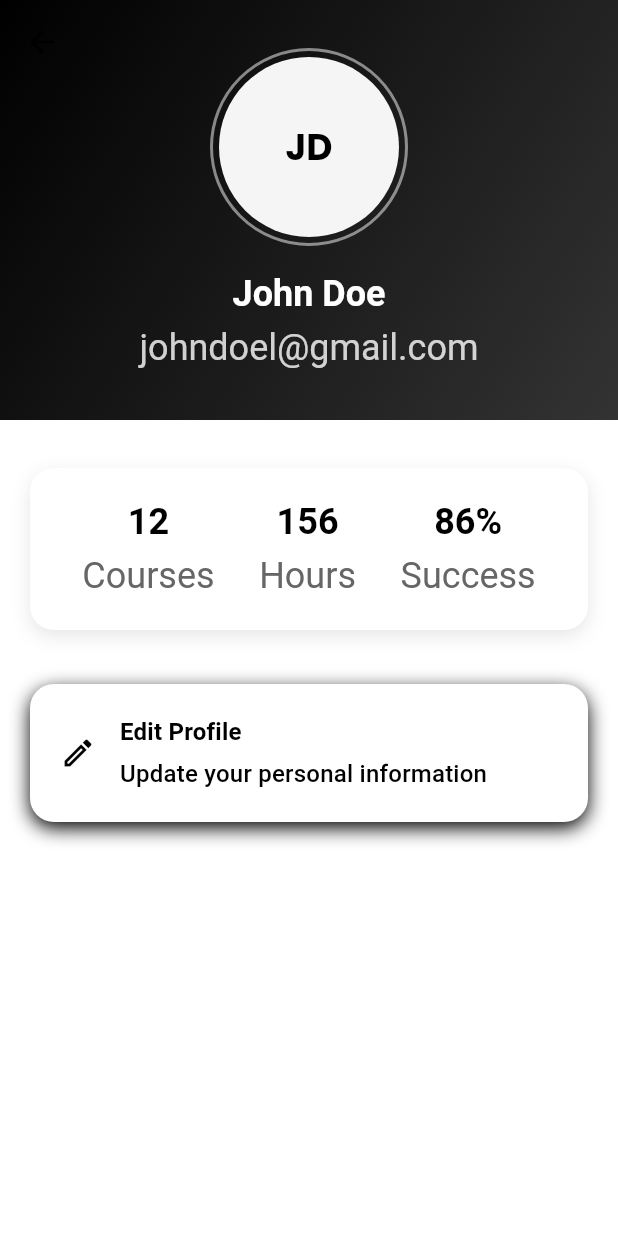
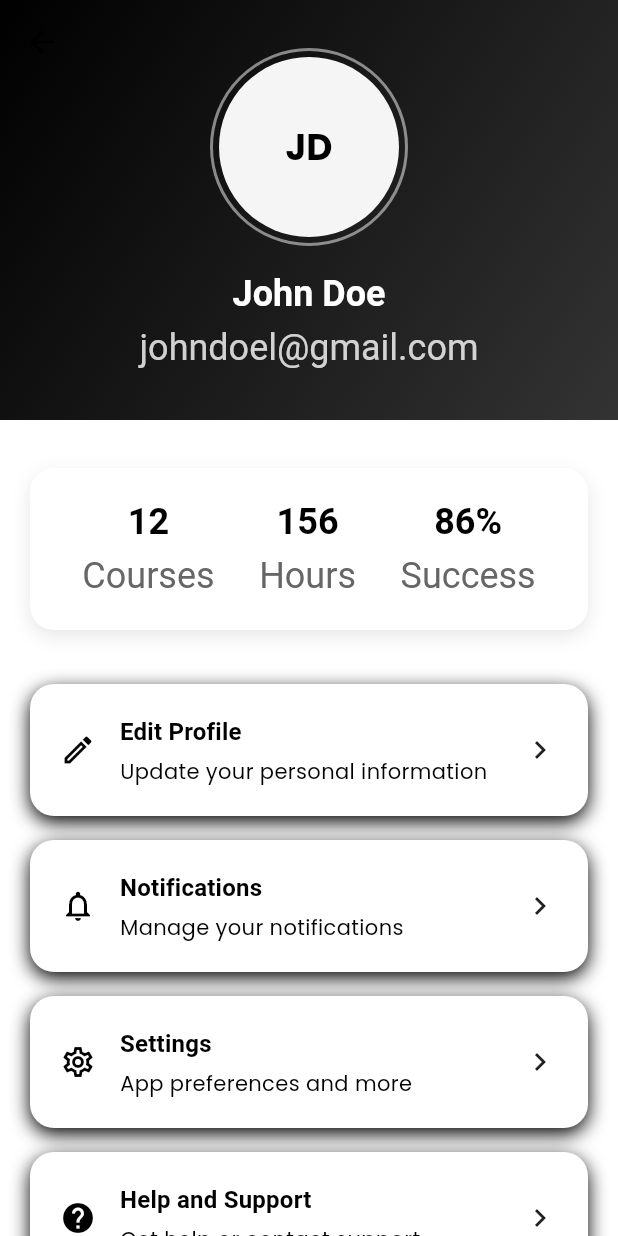
Before and after one commit to msbzz/E_LEARNING_APP, a Flutter app: the ProfileScreen screen opened by its route, on a phone screen of 412 x 824 dp. Run offline on Flutter 3.47's test engine with Material 3 defaults, Android fonts, the phone set to English and light mode, and no system bars; our stand-ins replace bloc, cached_network_image, equatable, flutter_bloc, get, get_storage and 3 more; accounts and stored records are empty.

Commit message:
Profile Screen part7

```diff
--- a/lib/views/profile/widgets/profile_options.dart
+++ b/lib/views/profile/widgets/profile_options.dart
@@ -14,6 +14,24 @@ class ProfileOptions extends StatelessWidget {
           icon: Icons.edit_outlined,
           onTap: () {},
         ),
+        ProfileOptionsCard(
+          title: 'Notifications',
+          subtitle: 'Manage your notifications',
+          icon: Icons.notifications_outlined,
+          onTap: () {},
+        ),
+        ProfileOptionsCard(
+          title: 'Settings',
+          subtitle: 'App preferences and more',
+          icon: Icons.settings_outlined,
+          onTap: () {},
+        ),
+        ProfileOptionsCard(
+          title: 'Help and Support',
+          subtitle: 'Get help or contact support',
+          icon: Icons.help_outlined,
+          onTap: () {},
+        ),
       ],
     );
   }
--- a/lib/views/profile/widgets/profile_options_card.dart
+++ b/lib/views/profile/widgets/profile_options_card.dart
@@ -58,13 +58,14 @@ class ProfileOptionsCard extends StatelessWidget {
                       const SizedBox(height: 4),
                       Text(
                         subtitle,
-                        style: theme.textTheme.titleMedium?.copyWith(
+                        style: theme.textTheme.bodyMedium?.copyWith(
                           color: AppColors.primary,
                         ),
                       ),
                     ],
                   ),
                 ),
+                const Icon(Icons.chevron_right, size: 24),
               ],
             ),
           ),
```
